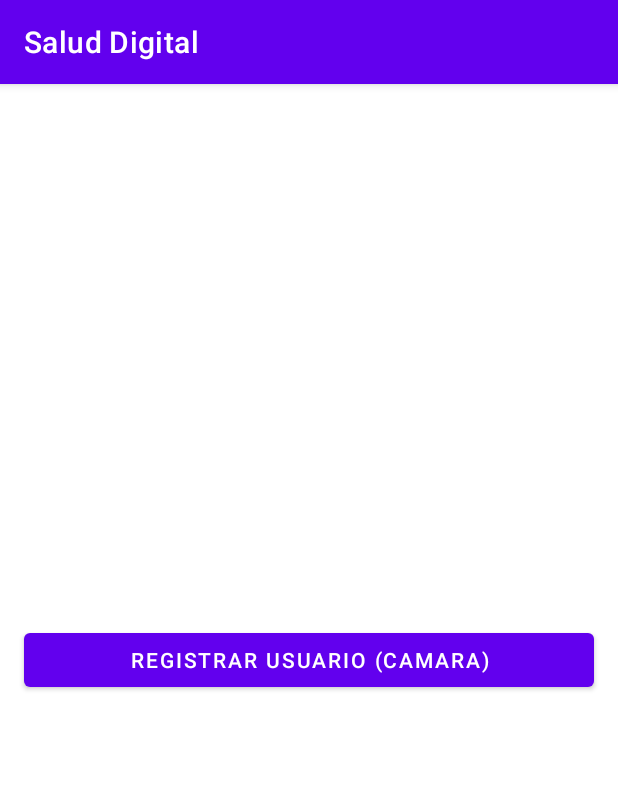
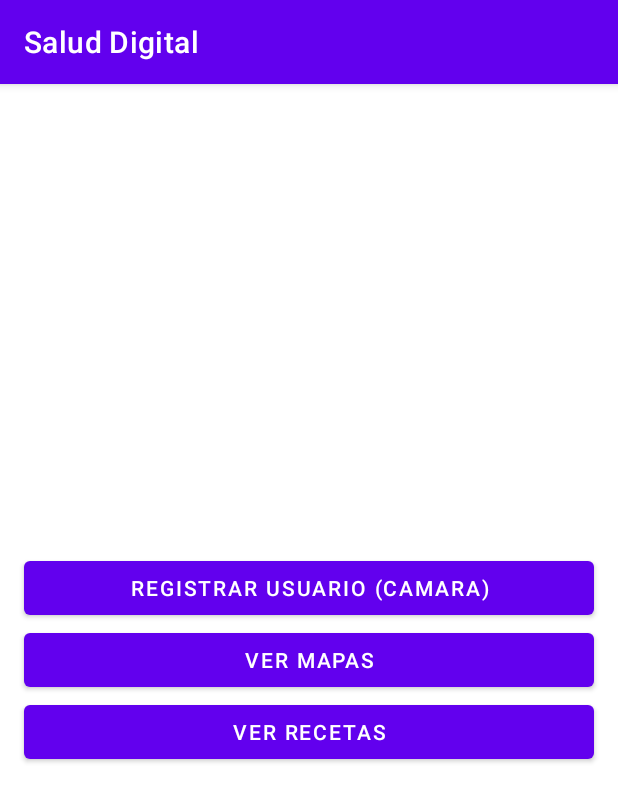
Before and after one commit to mcastilloh/SaludDigital, an Android app: the Menu_principal screen opened directly, with no data from a screen before it, on a phone screen of 412 x 824 dp. Shown: the top 802 px of the screen. Run offline under Robolectric (Android 15) with nearby library versions, the phone set to English and light mode, and no system bars.

Commit message:
agregando botones recetas y mapas

```diff
--- a/app/src/main/java/fia/ues/saluddigital/Menu_principal.java
+++ b/app/src/main/java/fia/ues/saluddigital/Menu_principal.java
@@ -7,10 +7,12 @@ import android.os.Bundle;
 import android.view.View;
 import android.widget.Button;
 
+import fia.ues.saluddigital.Mapa.MapsActivity;
+import fia.ues.saluddigital.PageLoop.ViewPager;
 import fia.ues.saluddigital.Usuario.RegistroUsuario;
 
 public class Menu_principal extends AppCompatActivity {
-    Button btn_registrarUsuario;
+    Button btn_registrarUsuario, btnMapas, btnRecetas;
     @Override
     protected void onCreate(Bundle savedInstanceState) {
         super.onCreate(savedInstanceState);
@@ -23,5 +25,24 @@ public class Menu_principal extends AppCompatActivity {
                 startActivity(registrarUs);
             }
         });
+
+        btnMapas = findViewById(R.id.btn_mapas);
+        btnMapas.setOnClickListener(new View.OnClickListener() {
+            @Override
+            public void onClick(View v) {
+                Intent mapas = new Intent(Menu_principal.this, MapsActivity.class);
+                startActivity(mapas);
+            }
+        });
+
+        btnRecetas = findViewById(R.id.btn_recetas);
+        btnRecetas.setOnClickListener(new View.OnClickListener() {
+            @Override
+            public void onClick(View v) {
+                Intent recetas = new Intent(Menu_principal.this, ViewPager.class);
+                startActivity(recetas);
+            }
+        });
+
     }
 }
--- a/app/src/main/res/layout/activity_menu_principal.xml
+++ b/app/src/main/res/layout/activity_menu_principal.xml
@@ -25,6 +25,22 @@
                 android:layout_gravity="right"
                 android:layout_marginHorizontal="16dp"
                 android:text="@string/btn_reg_us"></Button>
+
+            <Button
+                android:id="@+id/btn_mapas"
+                android:layout_width="match_parent"
+                android:layout_height="match_parent"
+                android:layout_gravity="right"
+                android:layout_marginHorizontal="16dp"
+                android:text="@string/btn_mapas"></Button>
+
+            <Button
+                android:id="@+id/btn_recetas"
+                android:layout_width="match_parent"
+                android:layout_height="match_parent"
+                android:layout_gravity="right"
+                android:layout_marginHorizontal="16dp"
+                android:text="@string/btnRecetas"></Button>
         </LinearLayout>
     </ScrollView>
 
--- a/app/src/main/res/values/strings.xml
+++ b/app/src/main/res/values/strings.xml
@@ -11,4 +11,8 @@
     <string name="htn_nuevo_usuario">Digite nombre de usuario</string>
     <string name="reg_ux">Registrar usuario</string>
     <string name="foto_perfil">Subir foto de perfil</string>
+    <string name="btn_mapas">Ver mapas</string>
+    <string name="btnRecetas">Ver recetas</string>
+
+
 </resources>
```
Also changed, not shown: app/src/main/java/fia/ues/saluddigital/MainActivity.java (+8 -0 lines).
